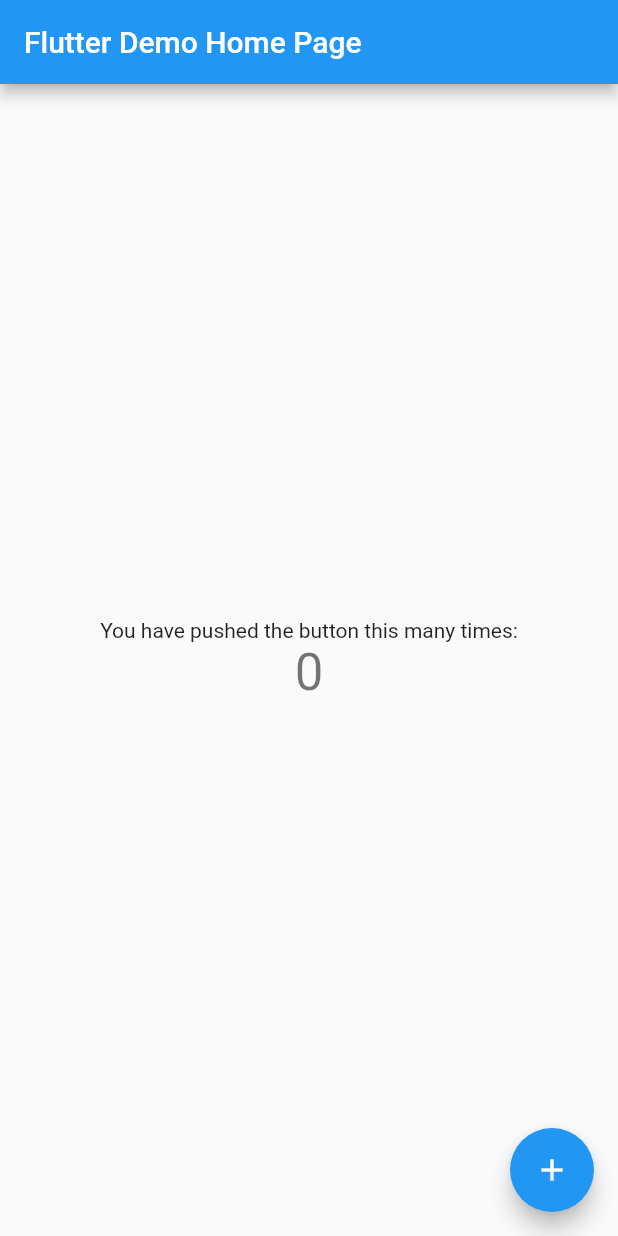
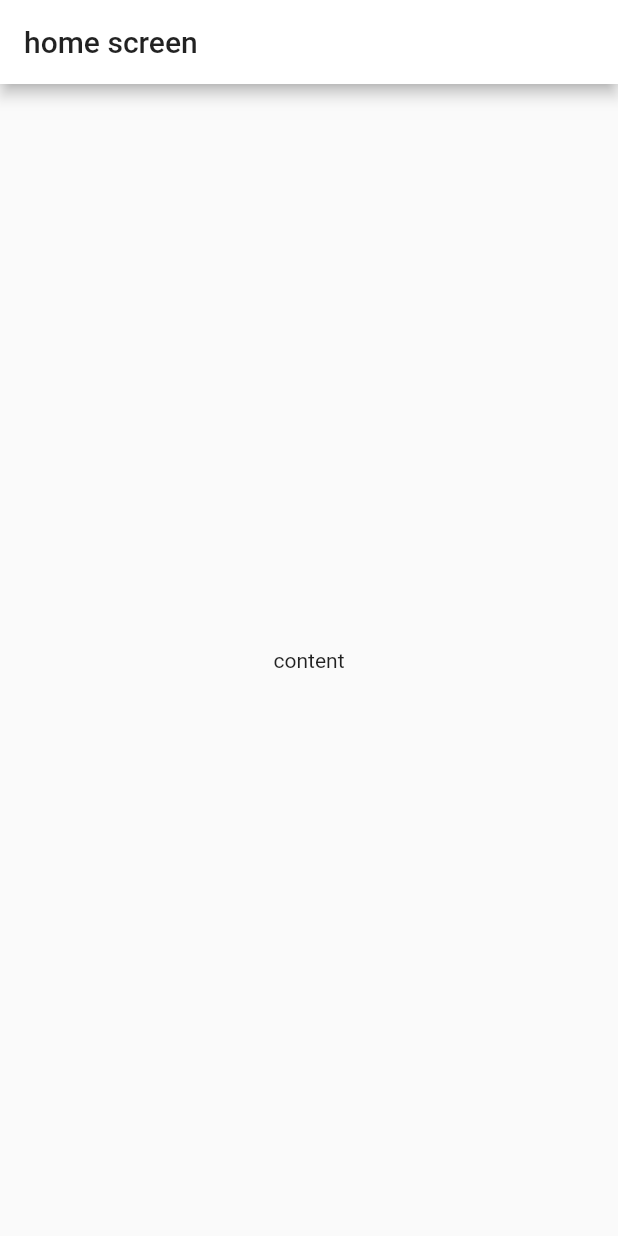
Before and after one commit to AlexandrSushkov/MDB, a Flutter app: the screen it shows after launch, on a phone screen of 412 x 824 dp. Run offline on Flutter 3.47's test engine with Material 2 defaults, Android fonts, the phone set to English and light mode, and no system bars.

Commit message:
home screen template.

```diff
--- a/mdb/lib/main.dart
+++ b/mdb/lib/main.dart
@@ -1,111 +1,8 @@
 import 'package:flutter/material.dart';
+import 'package:flutter/rendering.dart';
+import 'package:mdb/src/app.dart';
 
-void main() => runApp(MyApp());
-
-class MyApp extends StatelessWidget {
-  // This widget is the root of your application.
-  @override
-  Widget build(BuildContext context) {
-    return MaterialApp(
-      title: 'Flutter Demo',
-      theme: ThemeData(
-        // This is the theme of your application.
-        //
-        // Try running your application with "flutter run". You'll see the
-        // application has a blue toolbar. Then, without quitting the app, try
-        // changing the primarySwatch below to Colors.green and then invoke
-        // "hot reload" (press "r" in the console where you ran "flutter run",
-        // or simply save your changes to "hot reload" in a Flutter IDE).
-        // Notice that the counter didn't reset back to zero; the application
-        // is not restarted.
-        primarySwatch: Colors.blue,
-      ),
-      home: MyHomePage(title: 'Flutter Demo Home Page'),
-    );
-  }
+void main() {
+//  debugPaintSizeEnabled=true; // visualize layout fo debug
+  runApp(App());
 }
-
-class MyHomePage extends StatefulWidget {
-  MyHomePage({Key key, this.title}) : super(key: key);
-
-  // This widget is the home page of your application. It is stateful, meaning
-  // that it has a State object (defined below) that contains fields that affect
-  // how it looks.
-
-  // This class is the configuration for the state. It holds the values (in this
-  // case the title) provided by the parent (in this case the App widget) and
-  // used by the build method of the State. Fields in a Widget subclass are
-  // always marked "final".
-
-  final String title;
-
-  @override
-  _MyHomePageState createState() => _MyHomePageState();
-}
-
-class _MyHomePageState extends State<MyHomePage> {
-  int _counter = 0;
-
-  void _incrementCounter() {
-    setState(() {
-      // This call to setState tells the Flutter framework that something has
-      // changed in this State, which causes it to rerun the build method below
-      // so that the display can reflect the updated values. If we changed
-      // _counter without calling setState(), then the build method would not be
-      // called again, and so nothing would appear to happen.
-      _counter++;
-    });
-  }
-
-  @override
-  Widget build(BuildContext context) {
-    // This method is rerun every time setState is called, for instance as done
-    // by the _incrementCounter method above.
-    //
-    // The Flutter framework has been optimized to make rerunning build methods
-    // fast, so that you can just rebuild anything that needs updating rather
-    // than having to individually change instances of widgets.
-    return Scaffold(
-      appBar: AppBar(
-        // Here we take the value from the MyHomePage object that was created by
-        // the App.build method, and use it to set our appbar title.
-        title: Text(widget.title),
-      ),
-      body: Center(
-        // Center is a layout widget. It takes a single child and positions it
-        // in the middle of the parent.
-        child: Column(
-          // Column is also layout widget. It takes a list of children and
-          // arranges them vertically. By default, it sizes itself to fit its
-          // children horizontally, and tries to be as tall as its parent.
-          //
-          // Invoke "debug painting" (press "p" in the console, choose the
-          // "Toggle Debug Paint" action from the Flutter Inspector in Android
-          // Studio, or the "Toggle Debug Paint" command in Visual Studio Code)
-          // to see the wireframe for each widget.
-          //
-          // Column has various properties to control how it sizes itself and
-          // how it positions its children. Here we use mainAxisAlignment to
-          // center the children vertically; the main axis here is the vertical
-          // axis because Columns are vertical (the cross axis would be
-          // horizontal).
-          mainAxisAlignment: MainAxisAlignment.center,
-          children: <Widget>[
-            Text(
-              'You have pushed the button this many times:',
-            ),
-            Text(
-              '$_counter',
-              style: Theme.of(context).textTheme.display1,
-            ),
-          ],
-        ),
-      ),
-      floatingActionButton: FloatingActionButton(
-        onPressed: _incrementCounter,
-        tooltip: 'Increment',
-        child: Icon(Icons.add),
-      ), // This trailing comma makes auto-formatting nicer for build methods.
-    );
-  }
-}
--- /dev/null
+++ b/mdb/lib/src/app.dart
@@ -0,0 +1,12 @@
+import 'package:flutter/material.dart';
+import 'package:mdb/src/ui/home_screen.dart';
+
+class App extends StatelessWidget {
+  @override
+  Widget build(BuildContext context) {
+    return MaterialApp(
+      theme: ThemeData(primaryColor: Colors.white),
+      home: Scaffold(body: HomeScreen()),
+    );
+  }
+}
--- /dev/null
+++ b/mdb/lib/src/ui/home_screen.dart
@@ -0,0 +1,23 @@
+import 'package:flutter/material.dart';
+
+class HomeScreen extends StatelessWidget {
+  HomeScreen({Key key, this.title}) : super(key: key);
+  final String title;
+
+  @override
+  Widget build(BuildContext context) {
+    return Scaffold(
+      appBar: AppBar(
+        title: Text('home screen'),
+      ),
+      body: Center(
+        child: Column(
+          mainAxisAlignment: MainAxisAlignment.center,
+          children: <Widget>[
+            Text('content'),
+          ],
+        ),
+      ),
+    );
+  }
+}
```
Also changed, not shown: 1 other file.
